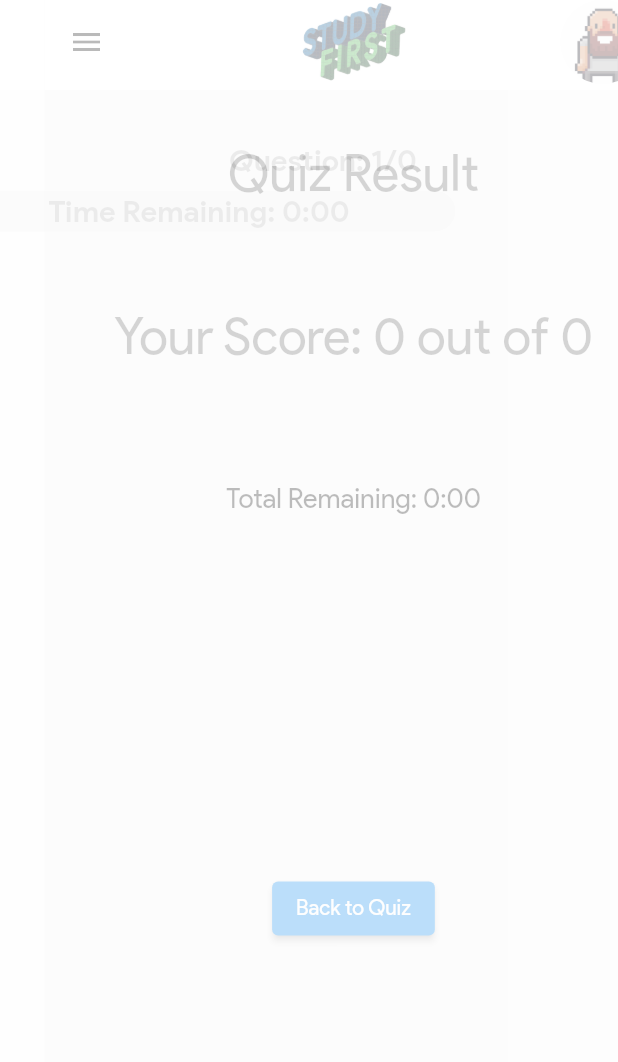
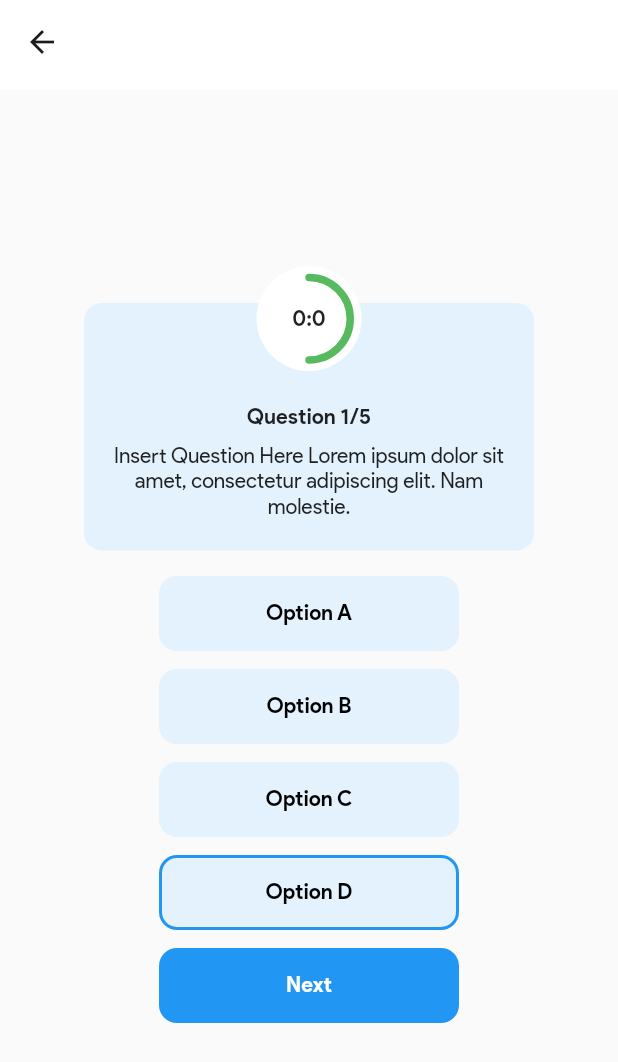
Before and after one commit to Bryan-Monterozo/study_first_ggs_later, a Flutter app: the QuizDialogWidget widget shown alone on an empty page, opened directly with empty values, after a tap on "Play", on a phone screen of 412 x 824 dp. Shown: the top 1062 px of the screen. Run offline on Flutter 3.47's test engine with Material 2 defaults, Android fonts, the light colour scheme and no system bars; drawn by our look-alikes of percent_indicator; our stand-ins replace card_swiper, cloud_firestore, confetti, firebase_core, flip_card, get and 1 more; missing offline and left inert: enum_to_string; accounts and stored records are empty.

Commit message:
UI for quiz play

```diff
--- /dev/null
+++ b/lib/modules/quiz/view/screens/quiz_play_v2.dart
@@ -0,0 +1,255 @@
+// ignore_for_file: public_member_api_docs, sort_constructors_first
+import 'package:cloud_firestore/cloud_firestore.dart';
+import 'package:flutter/material.dart';
+import 'package:get/get.dart';
+import 'package:study_first_ggs_later/modules/quiz/controller/quiz_get_controller.dart';
+import 'package:study_first_ggs_later/modules/quiz/model/quiz_model.dart';
+import 'package:study_first_ggs_later/modules/quiz/view/widgets/question_tiles.dart';
+import 'package:percent_indicator/percent_indicator.dart';
+import 'package:study_first_ggs_later/modules/shared/app_bar.dart';
+
+class QuizPlayv2 extends StatelessWidget {
+  final quizId;
+  final QuizModel quizModel;
+  final QuestionModel? questionModel;
+
+  const QuizPlayv2({
+    Key? key,
+    required this.quizModel,
+    this.questionModel,
+    required this.quizId,
+  }) : super(key: key);
+
+  @override
+  Widget build(BuildContext context) {
+    // debugPrint('Widget Rebuild');
+    final questionRef = FirebaseFirestore.instance
+        .collection('Quiz')
+        .doc(quizModel.quizId)
+        .collection('questions');
+    // final OptionsController optionsController = Get.put(OptionsController());
+    // optionsController.answeredCurrent = false;
+    return SafeArea(
+      child: Scaffold(
+          appBar: SharedAppBar(
+            leading: IconButton(
+              onPressed: () {
+                Get.back();
+              },
+              icon: const Icon(Icons.arrow_back),
+            ),
+            title: quizModel.quizTitle,
+          ),
+          body: Column(
+            mainAxisAlignment: MainAxisAlignment.center,
+            children: [
+              Center(
+                child: Column(
+                  children: [
+                    Container(
+                      padding: const EdgeInsets.all(12),
+                      width: 300.0,
+                      height: 90.0,
+                      decoration: BoxDecoration(
+                        color: Colors.blue[50],
+                        borderRadius: BorderRadius.circular(12),
+                      ),
+                      child: Align(
+                        alignment: const Alignment(0.0, -1.5),
+                        child: SizedBox(
+                          width: 10.0,
+                          height: 20.0,
+                          child: OverflowBox(
+                            minWidth: 0.0,
+                            maxWidth: 80.0,
+                            minHeight: 0.0,
+                            maxHeight: 80.0,
+                            child: Container(
+                              padding: const EdgeInsets.all(5),
+                              decoration: BoxDecoration(
+                                color: Colors.white,
+                                borderRadius: BorderRadius.circular(50),
+                              ),
+                              child: CircularPercentIndicator(
+                                percent: 0.5,
+                                radius: 60,
+                                lineWidth: 5,
+                                animation: true,
+                                animateFromLastPercent: true,
+                                progressColor: Color(0xFF57BA5E),
+                                backgroundColor: Colors.white,
+                                center: const Text(
+                                  '0:0',
+                                  style: TextStyle(
+                                      fontSize: 14,
+                                      fontWeight: FontWeight.bold),
+                                ),
+                                circularStrokeCap: CircularStrokeCap.round,
+                              ),
+                            ),
+                          ),
+                        ),
+                      ),
+                    ),
+                    Align(
+                      alignment: const Alignment(0.0, -5.0),
+                      child: SizedBox(
+                        width: 10.0,
+                        height: 20.0,
+                        child: OverflowBox(
+                          minWidth: 0.0,
+                          maxWidth: 300.0,
+                          minHeight: 0.0,
+                          maxHeight: 130.0,
+                          child: Container(
+                            padding: const EdgeInsets.all(12),
+                            margin: const EdgeInsets.only(top: 12),
+                            decoration: BoxDecoration(
+                              color: Colors.blue[50],
+                              borderRadius: BorderRadius.circular(12),
+                            ),
+                            child: const Align(
+                                alignment: AlignmentDirectional(0.00, 0.00),
+                                child: Column(
+                                  mainAxisAlignment:
+                                      MainAxisAlignment.spaceEvenly,
+                                  crossAxisAlignment: CrossAxisAlignment.center,
+                                  children: [
+                                    Text(
+                                      'Question 1/5',
+                                      style: TextStyle(
+                                          fontSize: 14,
+                                          fontWeight: FontWeight.bold),
+                                      textAlign: TextAlign.center,
+                                    ),
+                                    Text(
+                                      'Insert Question Here Lorem ipsum dolor sit amet, consectetur adipiscing elit. Nam molestie.',
+                                      style: TextStyle(fontSize: 14),
+                                      textAlign: TextAlign.center,
+                                    ),
+                                  ],
+                                )),
+                          ),
+                        ),
+                      ),
+                    ),
+                    const SizedBox(
+                      height: 60.0,
+                    ),
+                    Column(
+                      children: [
+                        Container(
+                          padding: const EdgeInsets.all(12),
+                          margin: const EdgeInsets.only(top: 12),
+                          width: 200.0,
+                          height: 50.0,
+                          decoration: BoxDecoration(
+                            color: Colors.blue[50],
+                            borderRadius: BorderRadius.circular(12),
+                          ),
+                          child: const Align(
+                            alignment: AlignmentDirectional(0.00, 0.00),
+                            child: Text(
+                              'Option A',
+                              style: TextStyle(
+                                  color: Colors.black,
+                                  fontSize: 14,
+                                  fontWeight: FontWeight.bold),
+                              textAlign: TextAlign.center,
+                            ),
+                          ),
+                        ),
+                        Container(
+                          padding: const EdgeInsets.all(12),
+                          margin: const EdgeInsets.only(top: 12),
+                          width: 200.0,
+                          height: 50.0,
+                          decoration: BoxDecoration(
+                            color: Colors.blue[50],
+                            borderRadius: BorderRadius.circular(12),
+                          ),
+                          child: const Align(
+                            alignment: AlignmentDirectional(0.00, 0.00),
+                            child: Text(
+                              'Option B',
+                              style: TextStyle(
+                                  color: Colors.black,
+                                  fontSize: 14,
+                                  fontWeight: FontWeight.bold),
+                              textAlign: TextAlign.center,
+                            ),
+                          ),
+                        ),
+                        Container(
+                          padding: const EdgeInsets.all(12),
+                          margin: const EdgeInsets.only(top: 12),
+                          width: 200.0,
+                          height: 50.0,
+                          decoration: BoxDecoration(
+                            color: Colors.blue[50],
+                            borderRadius: BorderRadius.circular(12),
+                          ),
+                          child: const Align(
+                            alignment: AlignmentDirectional(0.00, 0.00),
+                            child: Text(
+                              'Option C',
+                              style: TextStyle(
+                                  color: Colors.black,
+                                  fontSize: 14,
+                                  fontWeight: FontWeight.bold),
+                              textAlign: TextAlign.center,
+                            ),
+                          ),
+                        ),
+                        Container(
+                          padding: const EdgeInsets.all(12),
+                          margin: const EdgeInsets.only(top: 12),
+                          width: 200.0,
+                          height: 50.0,
+                          decoration: BoxDecoration(
+                              color: Colors.blue[50],
+                              borderRadius: BorderRadius.circular(12),
+                              border: Border.all(width: 2, color: Colors.blue)),
+                          child: const Align(
+                            alignment: AlignmentDirectional(0.00, 0.00),
+                            child: Text(
+                              'Option D',
+                              style: TextStyle(
+                                  color: Colors.black,
+                                  fontSize: 14,
+                                  fontWeight: FontWeight.bold),
+                              textAlign: TextAlign.center,
+                            ),
+                          ),
+                        ),
+                        Container(
+                          padding: const EdgeInsets.all(12),
+                          margin: const EdgeInsets.only(top: 12),
+                          width: 200.0,
+                          height: 50.0,
+                          decoration: BoxDecoration(
+                            color: Colors.blue,
+                            borderRadius: BorderRadius.circular(12),
+                          ),
+                          child: const Align(
+                            alignment: AlignmentDirectional(0.00, 0.00),
+                            child: Text(
+                              'Next',
+                              style: TextStyle(
+                                  color: Colors.white,
+                                  fontSize: 14,
+                                  fontWeight: FontWeight.bold),
+                              textAlign: TextAlign.center,
+                            ),
+                          ),
+                        ),
+                      ],
+                    )
+                  ],
+                ),
+              ),
+            ],
+          )),
+    );
+  }
+}
--- a/lib/modules/quiz/view/widgets/quiz_dialog.dart
+++ b/lib/modules/quiz/view/widgets/quiz_dialog.dart
@@ -4,6 +4,7 @@ import 'package:get/get.dart';
 
 import 'package:study_first_ggs_later/modules/quiz/model/quiz_model.dart';
 import 'package:study_first_ggs_later/modules/quiz/view/screens/quiz_play.dart';
+import 'package:study_first_ggs_later/modules/quiz/view/screens/quiz_play_v2.dart';
 import 'package:study_first_ggs_later/modules/quiz/view/screens/quiz_show_questions.dart';
 
 class QuizDialogWidget extends StatelessWidget {
@@ -92,7 +93,7 @@ class QuizDialogWidget extends StatelessWidget {
                     ),
                     ElevatedButton(
                       onPressed: () {
-                        Get.off(QuizPlay(
+                        Get.off(QuizPlayv2(
                             quizModel: quizModel, quizId: quizModel.quizId));
                       },
                       child: const Text('Play'),
```
